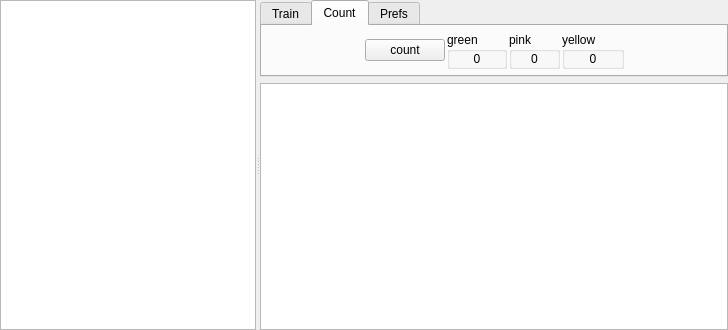
First picture: the form in VoteCounter/VoteCounter.ui, repository v2lab/vote-counter, before the edit.
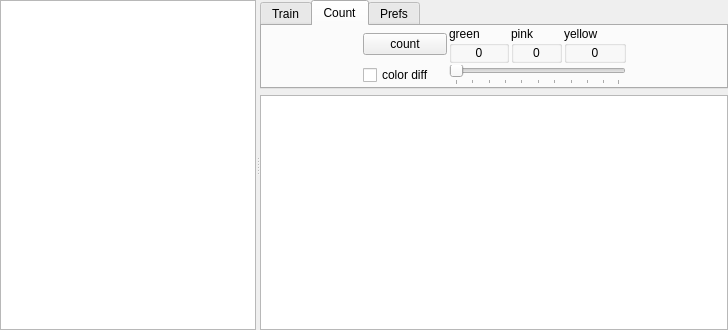
Second picture: the form after the edit. The open tabs and pages were chosen to show the change.

Commit message:
[REFACTORING] direct auto-connection of UI signals to the snapshot
using new QMetaUtilities::connectSlotsByName()

```diff
--- a/VoteCounter/VoteCounter.ui
+++ b/VoteCounter/VoteCounter.ui
@@ -203,33 +203,7 @@
            <property name="spacing">
             <number>2</number>
            </property>
-           <item row="0" column="0">
-            <spacer name="horizontalSpacer_9">
-             <property name="orientation">
-              <enum>Qt::Horizontal</enum>
-             </property>
-             <property name="sizeHint" stdset="0">
-              <size>
-               <width>40</width>
-               <height>20</height>
-              </size>
-             </property>
-            </spacer>
-           </item>
-           <item row="0" column="7">
-            <spacer name="horizontalSpacer_10">
-             <property name="orientation">
-              <enum>Qt::Horizontal</enum>
-             </property>
-             <property name="sizeHint" stdset="0">
-              <size>
-               <width>40</width>
-               <height>20</height>
-              </size>
-             </property>
-            </spacer>
-           </item>
-           <item row="0" column="2">
+           <item row="0" column="1" colspan="2">
             <widget class="QPushButton" name="count">
              <property name="text">
               <string>count</string>
@@ -267,7 +241,36 @@
              </layout>
             </widget>
            </item>
-           <item row="0" column="5">
+           <item row="1" column="1">
+            <widget class="QCheckBox" name="colorDiffOn">
+             <property name="sizePolicy">
+              <sizepolicy hsizetype="Minimum" vsizetype="Fixed">
+               <horstretch>0</horstretch>
+               <verstretch>0</verstretch>
+              </sizepolicy>
+             </property>
+             <property name="text">
+              <string>color diff</string>
+             </property>
+            </widget>
+           </item>
+           <item row="1" column="3" colspan="3">
+            <widget class="QSlider" name="colorDiffThreshold">
+             <property name="sizePolicy">
+              <sizepolicy hsizetype="Expanding" vsizetype="Fixed">
+               <horstretch>0</horstretch>
+               <verstretch>0</verstretch>
+              </sizepolicy>
+             </property>
+             <property name="orientation">
+              <enum>Qt::Horizontal</enum>
+             </property>
+             <property name="tickPosition">
+              <enum>QSlider::TicksBelow</enum>
+             </property>
+            </widget>
+           </item>
+           <item row="0" column="4">
             <widget class="QGroupBox" name="groupBox_2">
              <property name="title">
               <string>pink</string>
@@ -289,7 +292,7 @@
              </layout>
             </widget>
            </item>
-           <item row="0" column="6">
+           <item row="0" column="5">
             <widget class="QGroupBox" name="groupBox_3">
              <property name="title">
               <string>yellow</string>
@@ -311,6 +314,48 @@
              </layout>
             </widget>
            </item>
+           <item row="1" column="6">
+            <spacer name="horizontalSpacer_5">
+             <property name="orientation">
+              <enum>Qt::Horizontal</enum>
+             </property>
+             <property name="sizeHint" stdset="0">
+              <size>
+               <width>40</width>
+               <height>20</height>
+              </size>
+             </property>
+            </spacer>
+           </item>
+           <item row="1" column="0">
+            <spacer name="horizontalSpacer_6">
+             <property name="orientation">
+              <enum>Qt::Horizontal</enum>
+             </property>
+             <property name="sizeHint" stdset="0">
+              <size>
+               <width>40</width>
+               <height>20</height>
+              </size>
+             </property>
+            </spacer>
+           </item>
+           <item row="1" column="2">
+            <spacer name="horizontalSpacer_7">
+             <property name="orientation">
+              <enum>Qt::Horizontal</enum>
+             </property>
+             <property name="sizeType">
+              <enum>QSizePolicy::Minimum</enum>
+             </property>
+             <property name="sizeHint" stdset="0">
+              <size>
+               <width>10</width>
+               <height>20</height>
+              </size>
+             </property>
+            </spacer>
+           </item>
           </layout>
          </widget>
          <widget class="QWidget" name="prefsTab">
```
Left out of the diff: 52 changed lines with no effect on the pictures. The commit also changes 4 other files.
